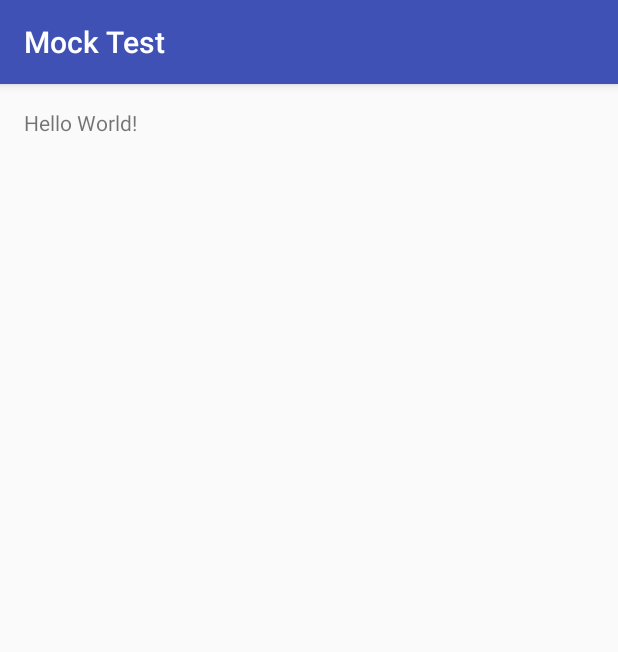
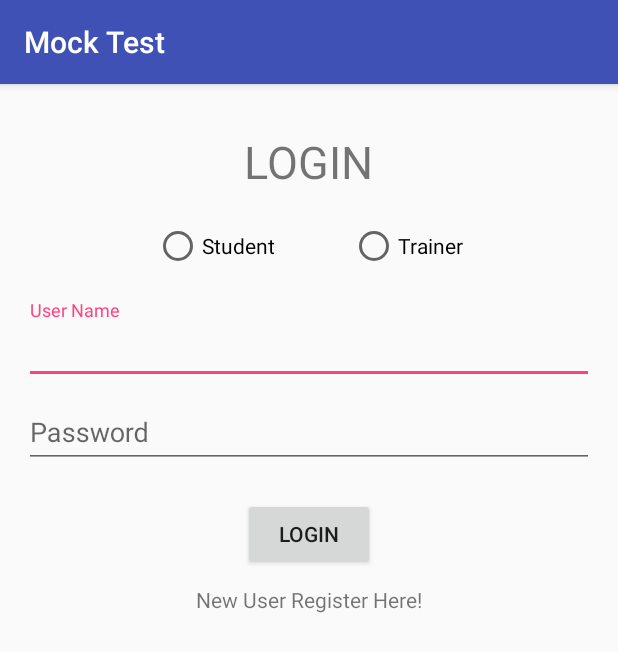
Before and after one commit to vigneshp91/MockTest, an Android app: the screen it shows after launch (LoginActivity), on a phone screen of 412 x 824 dp. Shown: the top 652 px of the screen. Run offline under Robolectric (Android 15) with nearby library versions, the light colour scheme and no system bars.

Commit message:
Login design added

```diff
--- a/app/build.gradle
+++ b/app/build.gradle
@@ -25,5 +25,6 @@ dependencies {
         exclude group: 'com.android.support', module: 'support-annotations'
     })
     compile 'com.android.support:appcompat-v7:25.1.0'
+    compile 'com.android.support:design:25.1.0'
     testCompile 'junit:junit:4.12'
 }
--- a/app/src/main/java/com/mocktest/LoginActivity.java
+++ b/app/src/main/java/com/mocktest/LoginActivity.java
@@ -9,5 +9,17 @@ public class LoginActivity extends AppCompatActivity {
     protected void onCreate(Bundle savedInstanceState) {
         super.onCreate(savedInstanceState);
         setContentView(R.layout.activity_login);
+
+/*        TextView _tv = (TextView) findViewById( R.id.textView1 );
+        new CountDownTimer(20*60000, 1000) {
+
+            public void onTick(long millisUntilFinished) {
+                _tv.setText("seconds remaining: " +new SimpleDateFormat("mm:ss:SS").format(new Date( millisUntilFinished)));
+            }
+
+            public void onFinish() {
+                _tv.setText("done!");
+            }
+        }.start();*/
     }
 }
--- a/app/src/main/res/layout/activity_login.xml
+++ b/app/src/main/res/layout/activity_login.xml
@@ -1,5 +1,5 @@
 <?xml version="1.0" encoding="utf-8"?>
-<RelativeLayout xmlns:android="http://schemas.android.com/apk/res/android"
+<LinearLayout xmlns:android="http://schemas.android.com/apk/res/android"
     xmlns:tools="http://schemas.android.com/tools"
     android:id="@+id/activity_login"
     android:layout_width="match_parent"
@@ -8,10 +8,78 @@
     android:paddingLeft="@dimen/activity_horizontal_margin"
     android:paddingRight="@dimen/activity_horizontal_margin"
     android:paddingTop="@dimen/activity_vertical_margin"
+    android:orientation="vertical"
     tools:context="com.mocktest.LoginActivity">
 
     <TextView
         android:layout_width="wrap_content"
         android:layout_height="wrap_content"
-        android:text="Hello World!" />
-</RelativeLayout>
+        android:text="@string/login_label"
+        android:textSize="30sp"
+        android:textAllCaps="true"
+        android:layout_marginTop="15dp"
+        android:layout_gravity="center"/>
+    <RadioGroup
+        android:layout_width="match_parent"
+        android:layout_height="wrap_content"
+        android:orientation="horizontal"
+        android:layout_marginTop="20dp"
+        android:layout_marginBottom="20dp"
+        android:gravity="center">
+        <RadioButton
+            android:layout_width="wrap_content"
+            android:layout_height="wrap_content"
+            android:text="@string/Student_label"
+            android:layout_marginRight="50dp"
+            android:layout_marginEnd="50dp"
+            android:id="@+id/student_login"/>
+        <RadioButton
+            android:layout_width="wrap_content"
+            android:layout_height="wrap_content"
+            android:text="@string/Trainer_label"
+            android:id="@+id/trainer_login"/>
+    </RadioGroup>
+
+    <android.support.design.widget.TextInputLayout
+        android:id="@+id/usernameWrapper"
+        android:layout_width="match_parent"
+        android:layout_height="wrap_content">
+
+        <EditText
+            android:id="@+id/username"
+            android:layout_width="match_parent"
+            android:layout_height="wrap_content"
+            android:inputType="textEmailAddress"
+            android:hint="@string/uname_label"/>
+
+    </android.support.design.widget.TextInputLayout>
+
+    <android.support.design.widget.TextInputLayout
+        android:id="@+id/passwordWrapper"
+        android:layout_width="match_parent"
+        android:layout_height="wrap_content">
+
+        <EditText
+            android:id="@+id/password"
+            android:layout_width="match_parent"
+            android:layout_height="wrap_content"
+            android:inputType="textPassword"
+            android:hint="@string/pasword_label"/>
+
+    </android.support.design.widget.TextInputLayout>
+
+    <Button
+        android:layout_width="wrap_content"
+        android:layout_height="wrap_content"
+        android:text="@string/login_label"
+        android:layout_gravity="center"
+        android:layout_marginTop="20dp"/>
+
+    <TextView
+        android:layout_width="wrap_content"
+        android:layout_height="wrap_content"
+        android:id="@+id/register_link"
+        android:text="@string/register_hint"
+        android:layout_gravity="center"
+        android:layout_marginTop="10dp"/>
+</LinearLayout>
--- a/app/src/main/res/values/strings.xml
+++ b/app/src/main/res/values/strings.xml
@@ -1,3 +1,11 @@
 <resources>
     <string name="app_name">Mock Test</string>
+    <string name="login_label">Login</string>
+
+    <string name="Student_label">Student</string>
+    <string name="Trainer_label">Trainer</string>
+    <string name="uname_label">User Name</string>
+    <string name="pasword_label">Password</string>
+    <string name="register_hint">New User Register Here!</string>
+
 </resources>
```
